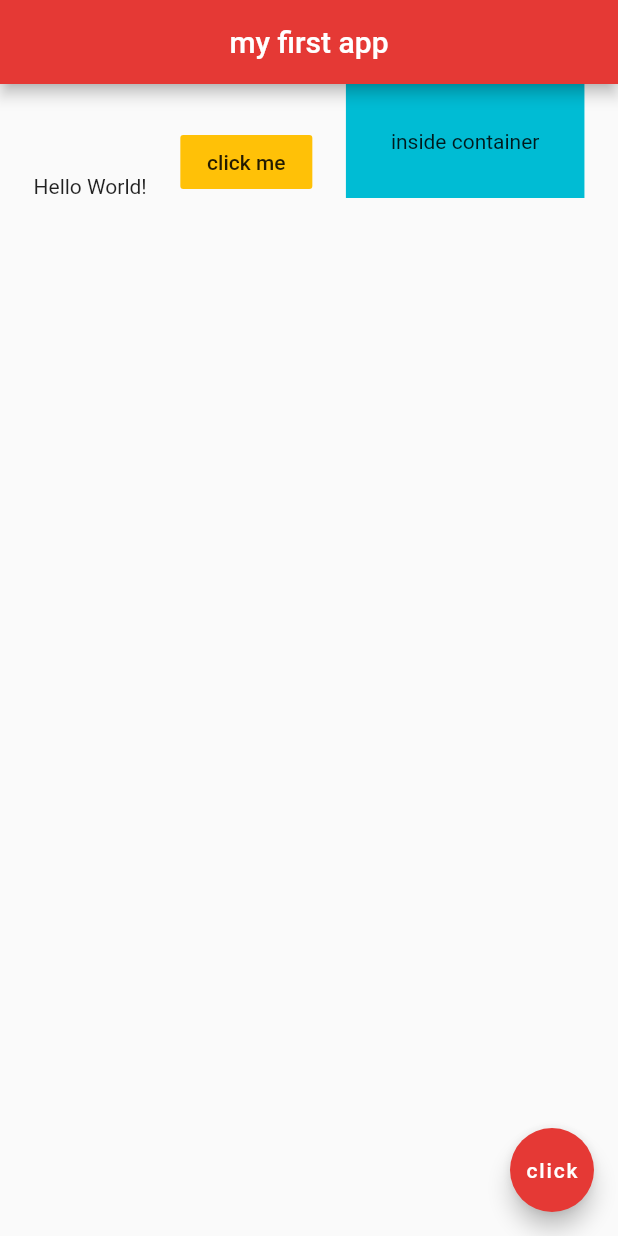
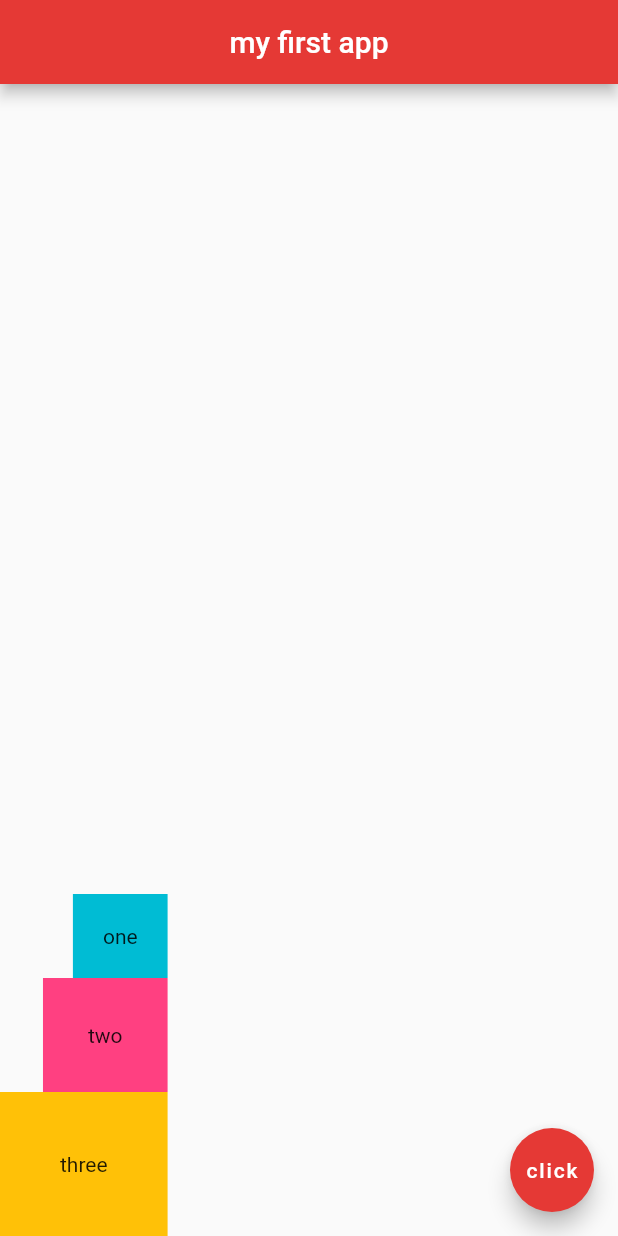
Before and after one commit to MbuguaCaleb/second_flutter_app, a Flutter app: the screen it shows after launch, on a phone screen of 412 x 824 dp. Run offline on Flutter 3.47's test engine with Material 2 defaults, Android fonts, the phone set to English and light mode, and no system bars.

Commit message:
'columns'

```diff
--- a/lib/main.dart
+++ b/lib/main.dart
@@ -17,24 +17,34 @@ class Home extends StatelessWidget {
     return Scaffold(
       appBar: AppBar(
         title: Text('my first app'),
-        centerTitle: true,
+         centerTitle: true,
         backgroundColor: Colors.red[600],
       ),
-      body:Row(
-        mainAxisAlignment: MainAxisAlignment.spaceEvenly,
+      body:Column(
+        mainAxisAlignment:MainAxisAlignment.end,
         crossAxisAlignment: CrossAxisAlignment.end,
         children: <Widget>[
-          Text("Hello World!"),
-          FlatButton(
-            onPressed: (){},
-            color: Colors.amber,
-            child: Text('click me')
+       Container(
+            padding: EdgeInsets.all(20.0),
+            color:Colors.cyan,
+             child: Text(
+              'one'
+            ),
           ),
           Container(
-            color: Colors.cyan,
             padding: EdgeInsets.all(30.0),
-            child: Text('inside container'),
-          )
+            color:Colors.pinkAccent,
+            child: Text(
+                'two'
+            ),
+          ),
+          Container(
+            padding: EdgeInsets.all(40.0),
+            color:Colors.amber,
+            child: Text(
+                'three'
+            ),
+          ),
         ],
       ),
       floatingActionButton: FloatingActionButton(
```
Also changed, not shown: 1 other file.
